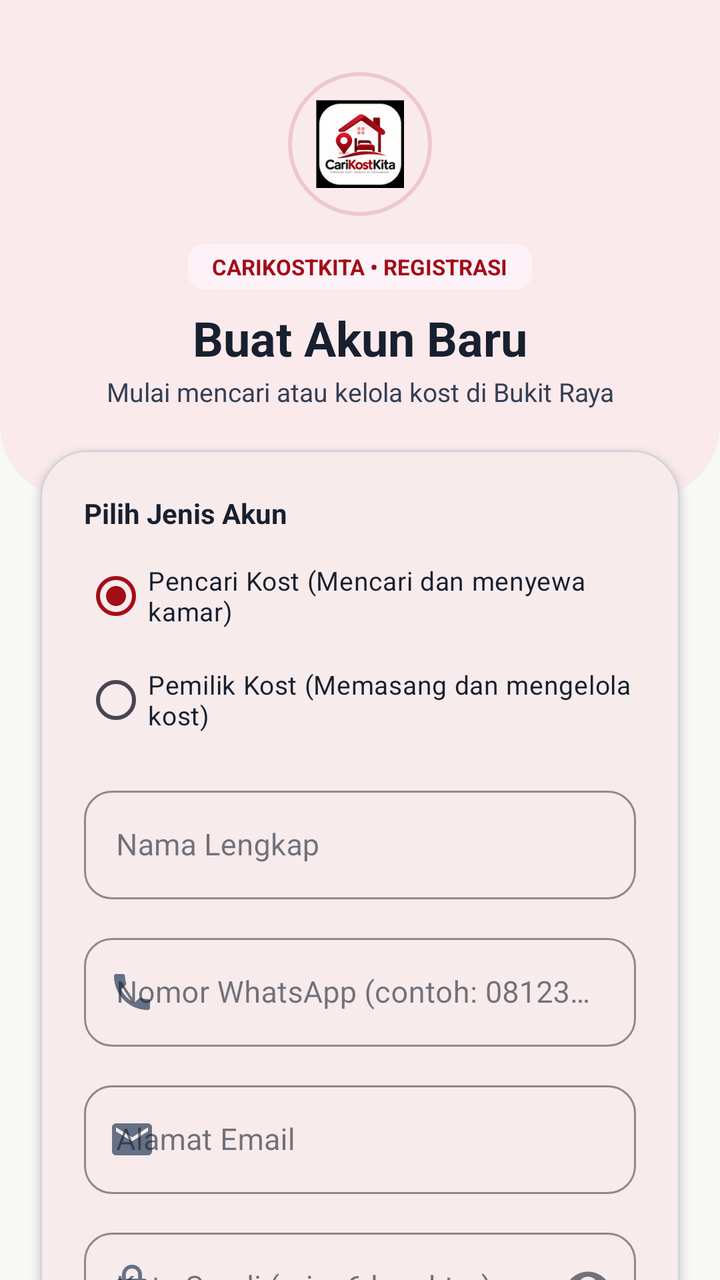
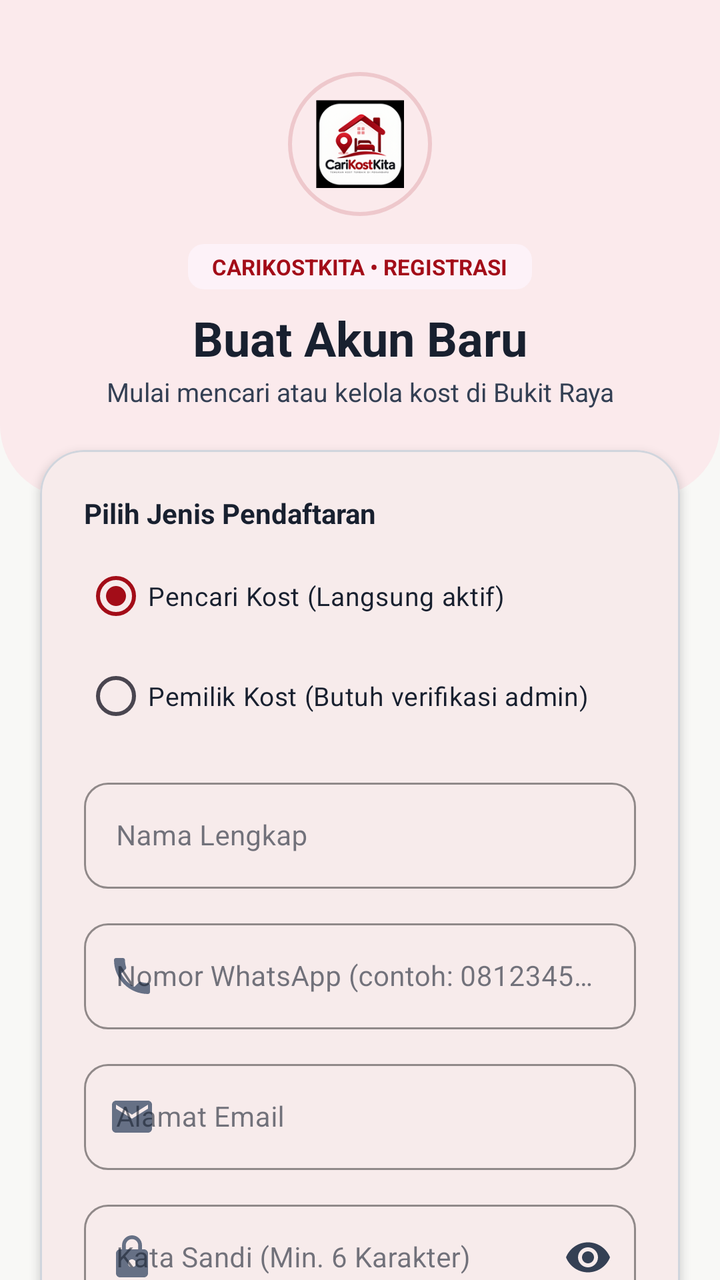

An Android layout rendered at two revisions. The XML below is the earlier revision; the diff shows what the commit changed to produce the second picture.
<!-- AndroidManifest.xml: application theme Theme.CariKostKita -->
<!-- res/layout/activity_register.xml -->
<?xml version="1.0" encoding="utf-8"?>
<androidx.core.widget.NestedScrollView xmlns:android="http://schemas.android.com/apk/res/android"
    xmlns:app="http://schemas.android.com/apk/res-auto"
    android:layout_width="match_parent"
    android:layout_height="match_parent"
    android:background="@color/background"
    android:fillViewport="true"
    android:overScrollMode="never">

    <LinearLayout
        android:layout_width="match_parent"
        android:layout_height="wrap_content"
        android:orientation="vertical"
        android:paddingBottom="40dp">

        
        <LinearLayout
            android:layout_width="match_parent"
            android:layout_height="wrap_content"
            android:background="@drawable/bg_login_hero"
            android:gravity="center"
            android:orientation="vertical"
            android:paddingHorizontal="24dp"
            android:paddingTop="36dp"
            android:paddingBottom="44dp">

            
            <FrameLayout
                android:layout_width="72dp"
                android:layout_height="72dp"
                android:background="@drawable/bg_logo_container">

                <ImageView
                    android:id="@+id/iv_register_logo"
                    android:layout_width="44dp"
                    android:layout_height="44dp"
                    android:layout_gravity="center"
                    android:contentDescription="Logo CariKostKita"
                    android:src="@mipmap/ic_launcher" />
            </FrameLayout>

            
            <TextView
                android:layout_width="wrap_content"
                android:layout_height="wrap_content"
                android:layout_marginTop="14dp"
                android:background="@drawable/bg_badge_putri"
                android:paddingHorizontal="12dp"
                android:paddingVertical="4dp"
                android:text="CARIKOSTKITA • REGISTRASI"
                android:textColor="@color/primary"
                android:textSize="11sp"
                android:textStyle="bold" />

            
            <TextView
                android:id="@+id/tv_register_title"
                android:layout_width="wrap_content"
                android:layout_height="wrap_content"
                android:layout_marginTop="8dp"
                android:gravity="center"
                android:text="Buat Akun Baru"
                android:textColor="@color/text_primary"
                android:textSize="24sp"
                android:textStyle="bold" />

            <TextView
                android:id="@+id/tv_register_subtitle"
                android:layout_width="wrap_content"
                android:layout_height="wrap_content"
                android:layout_marginTop="2dp"
                android:gravity="center"
                android:text="Mulai mencari atau kelola kost di Bukit Raya"
                android:textColor="@color/text_secondary"
                android:textSize="13sp" />
        </LinearLayout>

        
        <com.google.android.material.card.MaterialCardView
            android:layout_width="match_parent"
            android:layout_height="wrap_content"
            android:layout_marginHorizontal="20dp"
            android:layout_marginTop="-24dp"
            app:cardBackgroundColor="@color/surface"
            app:cardCornerRadius="24dp"
            app:cardElevation="3dp"
            app:contentPadding="22dp"
            app:strokeColor="@color/border"
            app:strokeWidth="1dp">

            <LinearLayout
                android:layout_width="match_parent"
                android:layout_height="wrap_content"
                android:orientation="vertical">

                <TextView
                    android:layout_width="wrap_content"
                    android:layout_height="wrap_content"
                    android:text="Pilih Jenis Akun"
                    android:textColor="@color/text_primary"
                    android:textSize="14sp"
                    android:textStyle="bold" />

                
                <RadioGroup
                    android:id="@+id/rg_role_selection"
                    android:layout_width="match_parent"
                    android:layout_height="wrap_content"
                    android:layout_marginTop="8dp"
                    android:orientation="vertical">

                    <RadioButton
                        android:id="@+id/rb_role_pencari"
                        android:layout_width="match_parent"
                        android:layout_height="wrap_content"
                        android:checked="true"
                        android:text="Pencari Kost (Mencari dan menyewa kamar)"
                        android:textColor="@color/text_primary"
                        android:textSize="13sp" />

                    <RadioButton
                        android:id="@+id/rb_role_pemilik"
                        android:layout_width="match_parent"
                        android:layout_height="wrap_content"
                        android:layout_marginTop="4dp"
                        android:text="Pemilik Kost (Memasang dan mengelola kost)"
                        android:textColor="@color/text_primary"
                        android:textSize="13sp" />
                </RadioGroup>

                
                <com.google.android.material.textfield.TextInputLayout
                    android:id="@+id/til_reg_nama"
                    style="@style/Widget.MaterialComponents.TextInputLayout.OutlinedBox"
                    android:layout_width="match_parent"
                    android:layout_height="wrap_content"
                    android:layout_marginTop="16dp"
                    android:hint="Nama Lengkap"
                    app:boxCornerRadiusBottomEnd="14dp"
                    app:boxCornerRadiusBottomStart="14dp"
                    app:boxCornerRadiusTopEnd="14dp"
                    app:boxCornerRadiusTopStart="14dp"
                    app:boxStrokeColor="@color/primary">

                    <com.google.android.material.textfield.TextInputEditText
                        android:id="@+id/et_reg_nama"
                        android:layout_width="match_parent"
                        android:layout_height="wrap_content"
                        android:inputType="textCapWords"
                        android:maxLines="1"
                        android:textColor="@color/text_primary"
                        android:textSize="15sp" />
                </com.google.android.material.textfield.TextInputLayout>

                
                <com.google.android.material.textfield.TextInputLayout
                    android:id="@+id/til_reg_phone"
                    style="@style/Widget.MaterialComponents.TextInputLayout.OutlinedBox"
                    android:layout_width="match_parent"
                    android:layout_height="wrap_content"
                    android:layout_marginTop="14dp"
                    android:hint="Nomor WhatsApp (contoh: 081234567890)"
                    app:boxCornerRadiusBottomEnd="14dp"
                    app:boxCornerRadiusBottomStart="14dp"
                    app:boxCornerRadiusTopEnd="14dp"
                    app:boxCornerRadiusTopStart="14dp"
                    app:boxStrokeColor="@color/primary"
                    app:startIconDrawable="@drawable/ic_phone"
                    app:startIconTint="@color/text_muted">

                    <com.google.android.material.textfield.TextInputEditText
                        android:id="@+id/et_reg_phone"
                        android:layout_width="match_parent"
                        android:layout_height="wrap_content"
                        android:inputType="phone"
                        android:maxLines="1"
                        android:textColor="@color/text_primary"
                        android:textSize="15sp" />
                </com.google.android.material.textfield.TextInputLayout>

                
                <com.google.android.material.textfield.TextInputLayout
                    android:id="@+id/til_reg_email"
                    style="@style/Widget.MaterialComponents.TextInputLayout.OutlinedBox"
                    android:layout_width="match_parent"
                    android:layout_height="wrap_content"
                    android:layout_marginTop="14dp"
                    android:hint="Alamat Email"
                    app:boxCornerRadiusBottomEnd="14dp"
                    app:boxCornerRadiusBottomStart="14dp"
                    app:boxCornerRadiusTopEnd="14dp"
                    app:boxCornerRadiusTopStart="14dp"
                    app:boxStrokeColor="@color/primary"
                    app:startIconDrawable="@drawable/ic_email"
                    app:startIconTint="@color/text_muted">

                    <com.google.android.material.textfield.TextInputEditText
                        android:id="@+id/et_reg_email"
                        android:layout_width="match_parent"
                        android:layout_height="wrap_content"
                        android:inputType="textEmailAddress"
                        android:maxLines="1"
                        android:textColor="@color/text_primary"
                        android:textSize="15sp" />
                </com.google.android.material.textfield.TextInputLayout>

                
                <com.google.android.material.textfield.TextInputLayout
                    android:id="@+id/til_reg_password"
                    style="@style/Widget.MaterialComponents.TextInputLayout.OutlinedBox"
                    android:layout_width="match_parent"
                    android:layout_height="wrap_content"
                    android:layout_marginTop="14dp"
                    android:hint="Kata Sandi (min. 6 karakter)"
                    app:boxCornerRadiusBottomEnd="14dp"
                    app:boxCornerRadiusBottomStart="14dp"
                    app:boxCornerRadiusTopEnd="14dp"
                    app:boxCornerRadiusTopStart="14dp"
                    app:boxStrokeColor="@color/primary"
                    app:endIconMode="password_toggle"
                    app:startIconDrawable="@drawable/ic_lock"
                    app:startIconTint="@color/text_muted">

                    <com.google.android.material.textfield.TextInputEditText
                        android:id="@+id/et_reg_password"
                        android:layout_width="match_parent"
                        android:layout_height="wrap_content"
                        android:inputType="textPassword"
                        android:maxLines="1"
                        android:textColor="@color/text_primary"
                        android:textSize="15sp" />
                </com.google.android.material.textfield.TextInputLayout>

                
                <ProgressBar
                    android:id="@+id/pb_register"
                    android:layout_width="wrap_content"
                    android:layout_height="wrap_content"
                    android:layout_gravity="center_horizontal"
                    android:layout_marginTop="14dp"
                    android:indeterminateTint="@color/primary"
                    android:visibility="gone" />

                
                <com.google.android.material.button.MaterialButton
                    android:id="@+id/btn_register"
                    android:layout_width="match_parent"
                    android:layout_height="52dp"
                    android:layout_marginTop="20dp"
                    android:backgroundTint="@color/primary"
                    android:text="Daftar Akun Sekarang"
                    android:textColor="@color/on_primary"
                    android:textSize="15sp"
                    android:textStyle="bold"
                    app:cornerRadius="14dp" />

                
                <LinearLayout
                    android:layout_width="wrap_content"
                    android:layout_height="wrap_content"
                    android:layout_gravity="center_horizontal"
                    android:layout_marginTop="16dp"
                    android:gravity="center_vertical"
                    android:orientation="horizontal">

                    <TextView
                        android:layout_width="wrap_content"
                        android:layout_height="wrap_content"
                        android:text="Sudah memiliki akun? "
                        android:textColor="@color/text_secondary"
                        android:textSize="14sp" />

                    <TextView
                        android:id="@+id/btn_goto_login"
                        android:layout_width="wrap_content"
                        android:layout_height="wrap_content"
                        android:clickable="true"
                        android:focusable="true"
                        android:padding="6dp"
                        android:text="Masuk Sekarang"
                        android:textColor="@color/primary"
                        android:textSize="14sp"
                        android:textStyle="bold" />
                </LinearLayout>

            </LinearLayout>
        </com.google.android.material.card.MaterialCardView>

    </LinearLayout>
</androidx.core.widget.NestedScrollView>
<!-- resources referenced by this layout -->
<resources>
  <color name="background">#F8F8F6</color>
  <color name="border">#D0D5DD</color>
  <color name="on_primary">#FFFFFF</color>
  <color name="primary">#A30D18</color>
  <color name="surface">#FFFFFF</color>
  <color name="text_muted">#667085</color>
  <color name="text_primary">#18202F</color>
  <color name="text_secondary">#344054</color>
  <!-- drawable bg_badge_putri (drawable) -->
  <?xml version="1.0" encoding="utf-8"?>
  <shape xmlns:android="http://schemas.android.com/apk/res/android"
      android:shape="rectangle">
      <solid android:color="@color/badge_putri_soft" />
      <corners android:radius="8dp" />
  </shape>
  <!-- drawable bg_login_hero (drawable) -->
  <?xml version="1.0" encoding="utf-8"?>
  <shape xmlns:android="http://schemas.android.com/apk/res/android"
      android:shape="rectangle">
      <solid android:color="@color/primary_soft" />
      <corners
          android:bottomLeftRadius="36dp"
          android:bottomRightRadius="36dp" />
  </shape>
  <!-- drawable bg_logo_container (drawable) -->
  <?xml version="1.0" encoding="utf-8"?>
  <shape xmlns:android="http://schemas.android.com/apk/res/android"
      android:shape="oval">
      <solid android:color="@color/primary_soft" />
      <stroke
          android:width="2dp"
          android:color="#26A30D18" />
  </shape>
  <!-- drawable ic_email (drawable) -->
  <vector xmlns:android="http://schemas.android.com/apk/res/android"
      android:width="24dp"
      android:height="24dp"
      android:viewportWidth="24"
      android:viewportHeight="24">
    <path
        android:fillColor="@color/text_muted"
        android:pathData="M20,4H4c-1.1,0 -1.99,0.9 -1.99,2L2,18c0,1.1 0.9,2 2,2h16c1.1,0 2,-0.9 2,-2V6c0,-1.1 -0.9,-2 -2,-2zm0,4l-8,5 -8,-5V6l8,5 8,-5v2z"/>
  </vector>
  <!-- drawable ic_lock (drawable) -->
  <vector xmlns:android="http://schemas.android.com/apk/res/android"
      android:width="24dp"
      android:height="24dp"
      android:viewportWidth="24"
      android:viewportHeight="24">
    <path
        android:fillColor="@color/text_muted"
        android:pathData="M18,8h-1V6c0,-2.76 -2.24,-5 -5,-5S7,3.24 7,6v2H6c-1.1,0 -2,0.9 -2,2v10c0,1.1 0.9,2 2,2h12c1.1,0 2,-0.9 2,-2V10c0,-1.1 -0.9,-2 -2,-2zm-6,9c-1.1,0 -2,-0.9 -2,-2s0.9,-2 2,-2 2,0.9 2,2 -0.9,2 -2,2zm3.1,-9H8.9V6c0,-1.71 1.39,-3.1 3.1,-3.1 1.71,0 3.1,1.39 3.1,3.1v2z"/>
  </vector>
  <!-- drawable ic_phone (drawable) -->
  <vector xmlns:android="http://schemas.android.com/apk/res/android"
      android:width="24dp"
      android:height="24dp"
      android:viewportWidth="24"
      android:viewportHeight="24">
      <path
          android:fillColor="#000000"
          android:pathData="M6.62,10.79c1.44,2.83 3.76,5.14 6.59,6.59l2.2,-2.2c0.27,-0.27 0.67,-0.36 1.02,-0.24 1.12,0.37 2.33,0.57 3.57,0.57 0.55,0 1,0.45 1,1V20c0,0.55 -0.45,1 -1,1 -9.39,0 -17,-7.61 -17,-17 0,-0.55 0.45,-1 1,-1h3.5c0.55,0 1,0.45 1,1 0,1.25 0.2,2.45 0.57,3.57 0.11,0.35 0.03,0.74 -0.25,1.02l-2.2,2.2z" />
  </vector>
  <style name="Theme.CariKostKita" parent="Theme.Material3.DayNight.NoActionBar">
          
          <item name="colorPrimary">@color/primary</item>
          <item name="colorPrimaryDark">@color/primary_dark</item>
          <item name="colorOnPrimary">@color/on_primary</item>
          <item name="colorPrimaryContainer">@color/primary_soft</item>
          <item name="colorOnPrimaryContainer">@color/primary</item>
  
          
          <item name="android:windowBackground">@color/background</item>
          <item name="colorSurface">@color/surface</item>
          <item name="colorOnSurface">@color/text_primary</item>
          <item name="colorOutline">@color/border</item>
  
          
          <item name="android:statusBarColor">@color/surface</item>
          <item name="android:windowLightStatusBar">true</item>
          <item name="android:navigationBarColor">@color/surface</item>
          <item name="android:windowLightNavigationBar" tools:targetApi="o_mr1">true</item>
      </style>
  <color name="badge_putri_soft">#FDF2F8</color>
  <color name="primary_soft">#FBEAEC</color>
  <color name="primary_dark">#7A0C12</color>
  <!-- unchanged entries left out for length: 1 -->
</resources>

<!-- the commit's change to res/layout/activity_register.xml (unified diff, before → after) -->
@@ -82,7 +82,7 @@
             android:layout_marginHorizontal="20dp"
             android:layout_marginTop="-24dp"
             app:cardBackgroundColor="@color/surface"
-            app:cardCornerRadius="24dp"
+            app:cardCornerRadius="22dp"
             app:cardElevation="3dp"
             app:contentPadding="22dp"
             app:strokeColor="@color/border"
@@ -96,7 +96,7 @@
                 <TextView
                     android:layout_width="wrap_content"
                     android:layout_height="wrap_content"
-                    android:text="Pilih Jenis Akun"
+                    android:text="Pilih Jenis Pendaftaran"
                     android:textColor="@color/text_primary"
                     android:textSize="14sp"
                     android:textStyle="bold" />
@@ -114,7 +114,7 @@
                         android:layout_width="match_parent"
                         android:layout_height="wrap_content"
                         android:checked="true"
-                        android:text="Pencari Kost (Mencari dan menyewa kamar)"
+                        android:text="Pencari Kost (Langsung aktif)"
                         android:textColor="@color/text_primary"
                         android:textSize="13sp" />
 
@@ -122,11 +122,58 @@
                         android:id="@+id/rb_role_pemilik"
                         android:layout_width="match_parent"
                         android:layout_height="wrap_content"
-                        android:layout_marginTop="4dp"
-                        android:text="Pemilik Kost (Memasang dan mengelola kost)"
+                        android:layout_marginTop="2dp"
+                        android:text="Pemilik Kost (Butuh verifikasi admin)"
                         android:textColor="@color/text_primary"
                         android:textSize="13sp" />
                 </RadioGroup>
+
+                
+                <LinearLayout
+                    android:id="@+id/layout_verif_info_box"
+                    android:layout_width="match_parent"
+                    android:layout_height="wrap_content"
+                    android:layout_marginTop="8dp"
+                    android:background="#FEF3C7"
+                    android:orientation="vertical"
+                    android:padding="12dp"
+                    android:visibility="gone">
+
+                    <TextView
+                        android:layout_width="wrap_content"
+                        android:layout_height="wrap_content"
+                        android:text="Proses Verifikasi Pemilik Kost:"
+                        android:textColor="#92400E"
+                        android:textSize="12sp"
+                        android:textStyle="bold" />
+
+                    <TextView
+                        android:layout_width="wrap_content"
+                        android:layout_height="wrap_content"
+                        android:layout_marginTop="2dp"
+                        android:text="Akun Anda akan dibuat sebagai Pencari Kost terlebih dahulu. Akses pengelolaan kost akan diberikan setelah diverifikasi oleh Developer/Admin demi keamanan bersama."
+                        android:textColor="#B45309"
+                        android:textSize="11sp" />
+
+                    <com.google.android.material.textfield.TextInputLayout
+                        style="@style/Widget.MaterialComponents.TextInputLayout.OutlinedBox"
+                        android:layout_width="match_parent"
+                        android:layout_height="wrap_content"
+                        android:layout_marginTop="8dp"
+                        android:hint="Nama &amp; Alamat Kost Anda (Opsional)"
+                        app:boxCornerRadiusBottomEnd="8dp"
+                        app:boxCornerRadiusBottomStart="8dp"
+                        app:boxCornerRadiusTopEnd="8dp"
+                        app:boxCornerRadiusTopStart="8dp">
+
+                        <com.google.android.material.textfield.TextInputEditText
+                            android:id="@+id/et_reg_catatan_kost"
+                            android:layout_width="match_parent"
+                            android:layout_height="wrap_content"
+                            android:inputType="textCapSentences"
+                            android:textSize="12sp" />
+                    </com.google.android.material.textfield.TextInputLayout>
+                </LinearLayout>
 
                 
                 <com.google.android.material.textfield.TextInputLayout
@@ -134,12 +181,12 @@
                     style="@style/Widget.MaterialComponents.TextInputLayout.OutlinedBox"
                     android:layout_width="match_parent"
                     android:layout_height="wrap_content"
-                    android:layout_marginTop="16dp"
+                    android:layout_marginTop="14dp"
                     android:hint="Nama Lengkap"
-                    app:boxCornerRadiusBottomEnd="14dp"
-                    app:boxCornerRadiusBottomStart="14dp"
-                    app:boxCornerRadiusTopEnd="14dp"
-                    app:boxCornerRadiusTopStart="14dp"
+                    app:boxCornerRadiusBottomEnd="12dp"
+                    app:boxCornerRadiusBottomStart="12dp"
+                    app:boxCornerRadiusTopEnd="12dp"
+                    app:boxCornerRadiusTopStart="12dp"
                     app:boxStrokeColor="@color/primary">
 
                     <com.google.android.material.textfield.TextInputEditText
@@ -149,7 +196,7 @@
                         android:inputType="textCapWords"
                         android:maxLines="1"
                         android:textColor="@color/text_primary"
-                        android:textSize="15sp" />
+                        android:textSize="14sp" />
                 </com.google.android.material.textfield.TextInputLayout>
 
                 
@@ -158,12 +205,12 @@
                     style="@style/Widget.MaterialComponents.TextInputLayout.OutlinedBox"
                     android:layout_width="match_parent"
                     android:layout_height="wrap_content"
-                    android:layout_marginTop="14dp"
+                    android:layout_marginTop="12dp"
                     android:hint="Nomor WhatsApp (contoh: 081234567890)"
-                    app:boxCornerRadiusBottomEnd="14dp"
-                    app:boxCornerRadiusBottomStart="14dp"
-                    app:boxCornerRadiusTopEnd="14dp"
-                    app:boxCornerRadiusTopStart="14dp"
+                    app:boxCornerRadiusBottomEnd="12dp"
+                    app:boxCornerRadiusBottomStart="12dp"
+                    app:boxCornerRadiusTopEnd="12dp"
+                    app:boxCornerRadiusTopStart="12dp"
                     app:boxStrokeColor="@color/primary"
                     app:startIconDrawable="@drawable/ic_phone"
                     app:startIconTint="@color/text_muted">
@@ -175,7 +222,7 @@
                         android:inputType="phone"
                         android:maxLines="1"
                         android:textColor="@color/text_primary"
-                        android:textSize="15sp" />
+                        android:textSize="14sp" />
                 </com.google.android.material.textfield.TextInputLayout>
 
                 
@@ -184,12 +231,12 @@
                     style="@style/Widget.MaterialComponents.TextInputLayout.OutlinedBox"
                     android:layout_width="match_parent"
                     android:layout_height="wrap_content"
-                    android:layout_marginTop="14dp"
+                    android:layout_marginTop="12dp"
                     android:hint="Alamat Email"
-                    app:boxCornerRadiusBottomEnd="14dp"
-                    app:boxCornerRadiusBottomStart="14dp"
-                    app:boxCornerRadiusTopEnd="14dp"
-                    app:boxCornerRadiusTopStart="14dp"
+                    app:boxCornerRadiusBottomEnd="12dp"
+                    app:boxCornerRadiusBottomStart="12dp"
+                    app:boxCornerRadiusTopEnd="12dp"
+                    app:boxCornerRadiusTopStart="12dp"
                     app:boxStrokeColor="@color/primary"
                     app:startIconDrawable="@drawable/ic_email"
                     app:startIconTint="@color/text_muted">
@@ -201,7 +248,7 @@
                         android:inputType="textEmailAddress"
                         android:maxLines="1"
                         android:textColor="@color/text_primary"
-                        android:textSize="15sp" />
+                        android:textSize="14sp" />
                 </com.google.android.material.textfield.TextInputLayout>
 
                 
@@ -210,14 +257,15 @@
                     style="@style/Widget.MaterialComponents.TextInputLayout.OutlinedBox"
                     android:layout_width="match_parent"
                     android:layout_height="wrap_content"
-                    android:layout_marginTop="14dp"
-                    android:hint="Kata Sandi (min. 6 karakter)"
-                    app:boxCornerRadiusBottomEnd="14dp"
-                    app:boxCornerRadiusBottomStart="14dp"
-                    app:boxCornerRadiusTopEnd="14dp"
-                    app:boxCornerRadiusTopStart="14dp"
+                    android:layout_marginTop="12dp"
+                    android:hint="Kata Sandi (Min. 6 Karakter)"
+                    app:boxCornerRadiusBottomEnd="12dp"
+                    app:boxCornerRadiusBottomStart="12dp"
+                    app:boxCornerRadiusTopEnd="12dp"
+                    app:boxCornerRadiusTopStart="12dp"
                     app:boxStrokeColor="@color/primary"
-                    app:endIconMode="password_toggle"
+                    app:passwordToggleEnabled="true"
+                    app:passwordToggleTint="@color/text_secondary"
                     app:startIconDrawable="@drawable/ic_lock"
                     app:startIconTint="@color/text_muted">
 
@@ -228,16 +276,15 @@
                         android:inputType="textPassword"
                         android:maxLines="1"
                         android:textColor="@color/text_primary"
-                        android:textSize="15sp" />
+                        android:textSize="14sp" />
                 </com.google.android.material.textfield.TextInputLayout>
 
-                
                 <ProgressBar
                     android:id="@+id/pb_register"
                     android:layout_width="wrap_content"
                     android:layout_height="wrap_content"
                     android:layout_gravity="center_horizontal"
-                    android:layout_marginTop="14dp"
+                    android:layout_marginTop="12dp"
                     android:indeterminateTint="@color/primary"
                     android:visibility="gone" />
 
@@ -245,30 +292,31 @@
                 <com.google.android.material.button.MaterialButton
                     android:id="@+id/btn_register"
                     android:layout_width="match_parent"
-                    android:layout_height="52dp"
+                    android:layout_height="50dp"
                     android:layout_marginTop="20dp"
                     android:backgroundTint="@color/primary"
-                    android:text="Daftar Akun Sekarang"
+                    android:insetTop="0dp"
+                    android:insetBottom="0dp"
+                    android:text="Daftar Sekarang"
                     android:textColor="@color/on_primary"
                     android:textSize="15sp"
                     android:textStyle="bold"
-                    app:cornerRadius="14dp" />
+                    app:cornerRadius="12dp" />
 
                 
                 <LinearLayout
-                    android:layout_width="wrap_content"
-                    android:layout_height="wrap_content"
-                    android:layout_gravity="center_horizontal"
+                    android:layout_width="match_parent"
+                    android:layout_height="wrap_content"
                     android:layout_marginTop="16dp"
-                    android:gravity="center_vertical"
+                    android:gravity="center"
                     android:orientation="horizontal">
 
                     <TextView
                         android:layout_width="wrap_content"
                         android:layout_height="wrap_content"
-                        android:text="Sudah memiliki akun? "
+                        android:text="Sudah punya akun? "
                         android:textColor="@color/text_secondary"
-                        android:textSize="14sp" />
+                        android:textSize="13sp" />
 
                     <TextView
                         android:id="@+id/btn_goto_login"
@@ -277,9 +325,9 @@
                         android:clickable="true"
                         android:focusable="true"
                         android:padding="6dp"
-                        android:text="Masuk Sekarang"
+                        android:text="Masuk di Sini"
                         android:textColor="@color/primary"
-                        android:textSize="14sp"
+                        android:textSize="13sp"
                         android:textStyle="bold" />
                 </LinearLayout>
 
